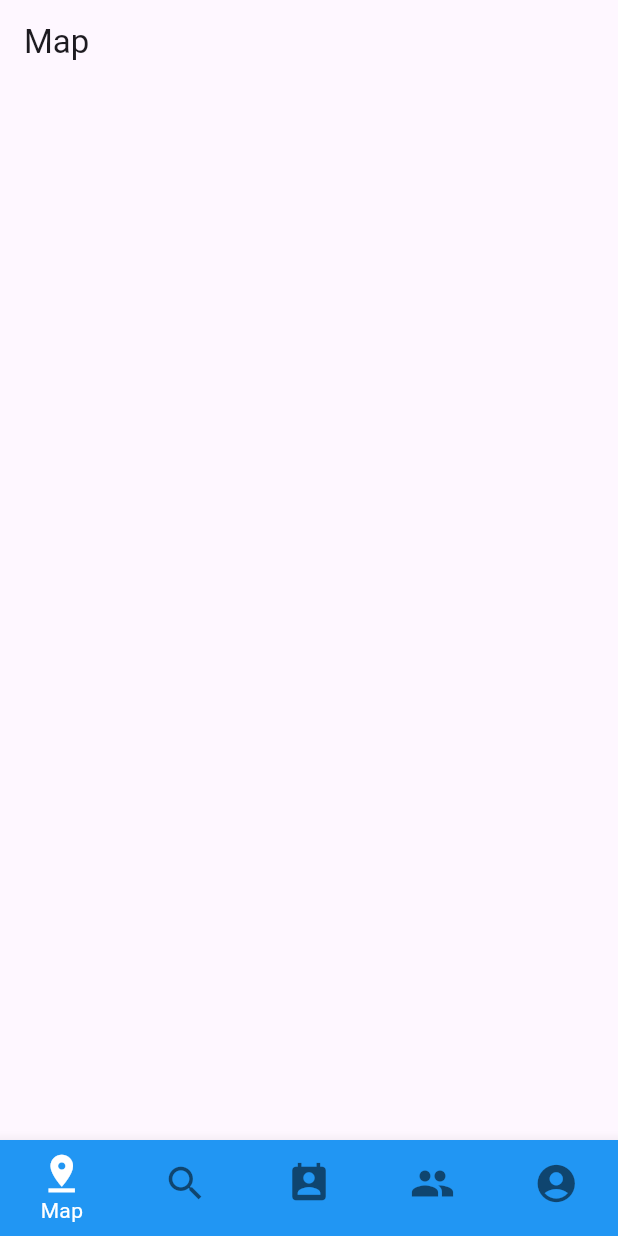
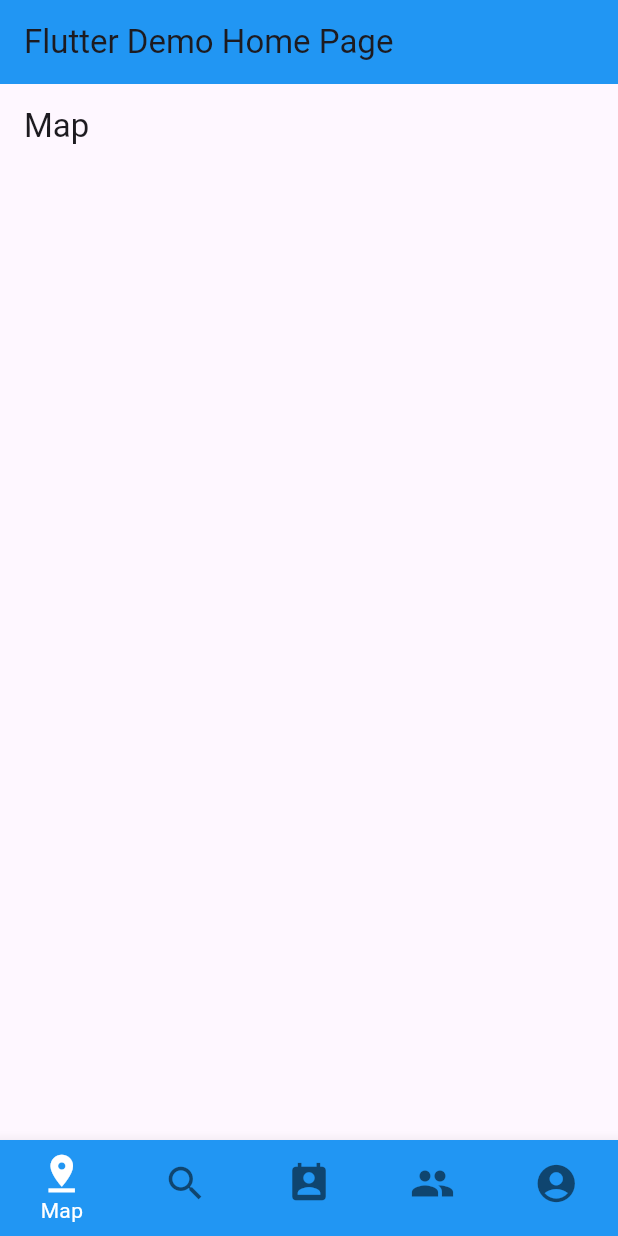
Before and after one commit to yambaru-hackathon/Group-8, a Flutter app: the screen it shows after launch, on a phone screen of 412 x 824 dp. Run offline on Flutter 3.47's test engine with Material 3 defaults, Android fonts, the phone set to English and light mode, and no system bars.

Commit message:
appber付けた

```diff
--- a/lib/main.dart
+++ b/lib/main.dart
@@ -47,6 +47,10 @@ class _MyHomePageState extends State<MyHomePage> {
   @override
   Widget build(BuildContext context) {
     return Scaffold(
+      appBar: AppBar(
+        backgroundColor: Colors.blue,
+        title: Text(widget.title),
+      ),
       body: _pageWidgets.elementAt(_currentIndex),
       bottomNavigationBar: BottomNavigationBar(
         showUnselectedLabels: false,
```
